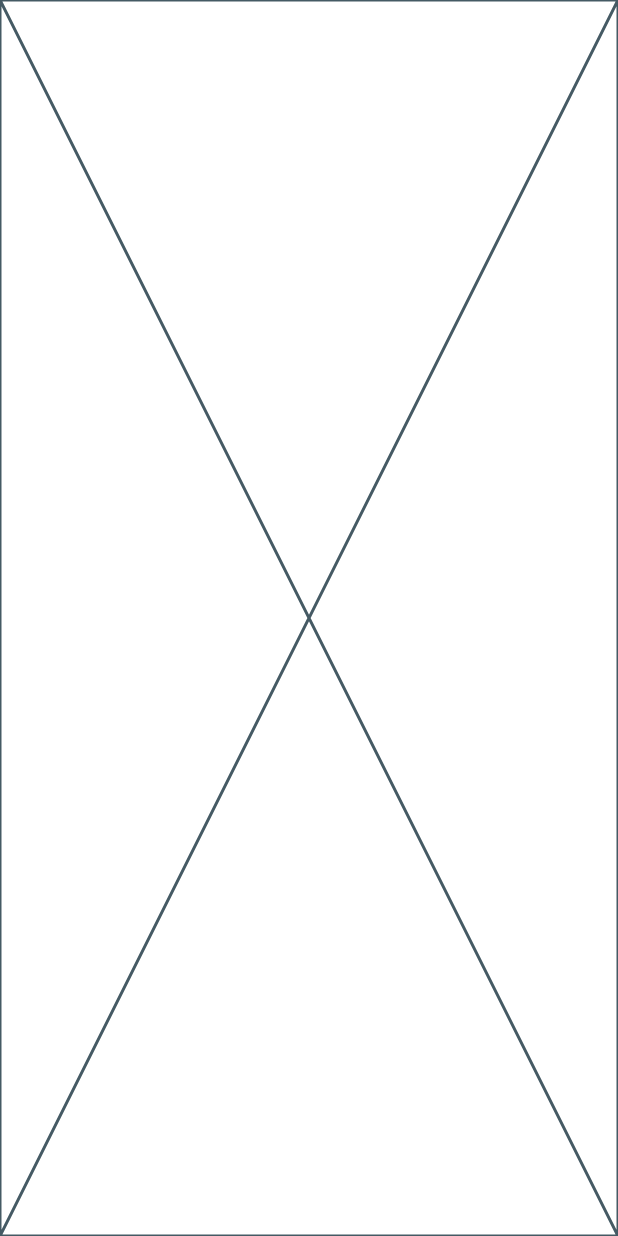
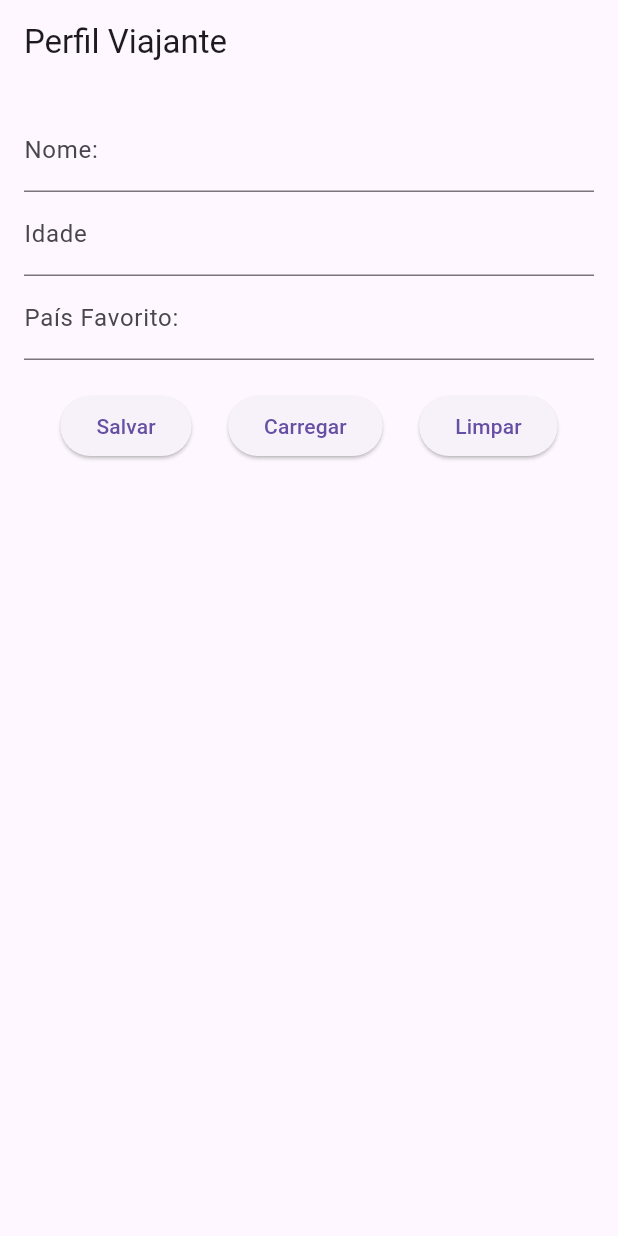
Before and after one commit to julia-gg-silva/tripApp, a Flutter app: the screen it shows after launch, on a phone screen of 412 x 824 dp. Run offline on Flutter 3.47's test engine with Material 3 defaults, Android fonts, the light colour scheme and no system bars; our stand-ins replace shared_preferences.

Commit message:
Finalizando sem bonus

```diff
--- a/lib/screens/user_settings_screen.dart
+++ b/lib/screens/user_settings_screen.dart
@@ -48,8 +48,52 @@ class _UserSettingsScreenState extends State<UserSettingsScreen> {
     ).showSnackBar(SnackBar(content: Text("Dados Salvos!")));
   }
 
+  void _cleanUserData() {
+    _nameController.clear();
+    _ageController.clear();
+    _tripController.clear();
+  }
+
   @override
   Widget build(BuildContext context) {
-    return const Placeholder();
+    return Scaffold(
+      appBar: AppBar(title: Text('Perfil Viajante')),
+      body: Padding(
+        padding: const EdgeInsets.all(16.0),
+        child: Column(
+          crossAxisAlignment: CrossAxisAlignment.start,
+          children: [
+            TextField(
+              controller: _nameController,
+              decoration: InputDecoration(labelText: 'Nome:'),
+            ),
+            TextField(
+              controller: _ageController,
+              keyboardType: TextInputType.number,
+              decoration: InputDecoration(labelText: 'Idade'),
+            ),
+            TextField(
+              controller: _tripController,
+              decoration: InputDecoration(labelText: 'País Favorito:'),
+            ),
+            SizedBox(height: 20),
+            Row(
+              mainAxisAlignment: MainAxisAlignment.spaceEvenly,
+              children: [
+                ElevatedButton(onPressed: _saveUserData, child: Text('Salvar')),
+                ElevatedButton(
+                  onPressed: _loadUserData,
+                  child: Text('Carregar'),
+                ),
+                ElevatedButton(
+                  onPressed: _cleanUserData,
+                  child: Text('Limpar'),
+                ),
+              ],
+            ),
+          ],
+        ),
+      ),
+    );
   }
 }
```
